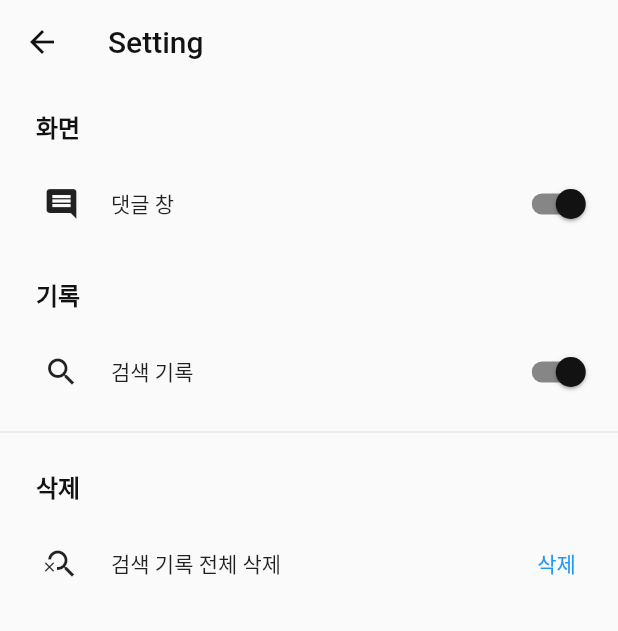
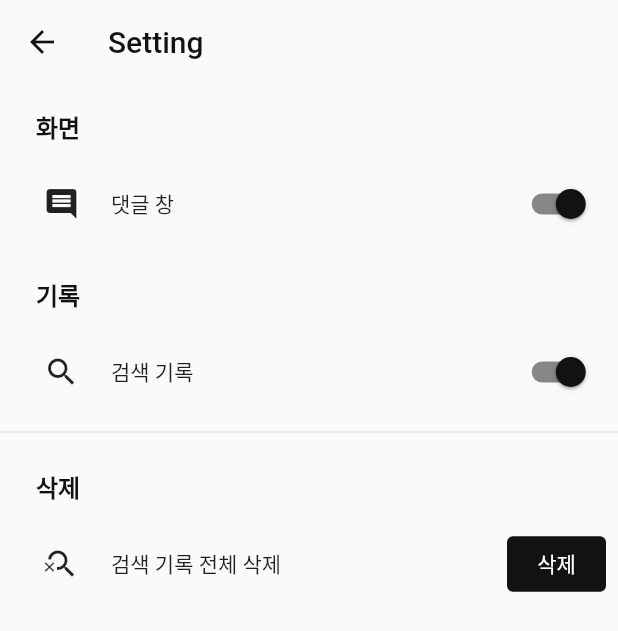
Before and after one commit to negu63/no-recommendation, a Flutter app: the SettingPage screen opened by its route, on a phone screen of 412 x 824 dp. Shown: the top 631 px of the screen. Run offline on Flutter 3.47's test engine with Material 2 defaults, Android fonts, the phone set to English and light mode, and no system bars; our stand-ins replace get, hive, hive_flutter; missing offline and left inert: flutter_inappwebview; accounts and stored records are empty.

Commit message:
chore: 설정 페이지 함수 버튼 색상 변경

```diff
--- a/lib/modules/setting/local_widgets/function_button.dart
+++ b/lib/modules/setting/local_widgets/function_button.dart
@@ -1,5 +1,6 @@
 import 'package:flutter/material.dart';
 import 'package:get/get.dart';
+import 'package:norecommendation/core/theme/color_theme.dart';
 
 class FunctionButton extends StatelessWidget {
   const FunctionButton({
@@ -37,7 +38,16 @@ class FunctionButton extends StatelessWidget {
                   ),
                 );
               },
-              child: Text(label),
+              child: Text(
+                label,
+                style: const TextStyle(
+                  color: Colors.white,
+                ),
+              ),
+              style: TextButton.styleFrom(
+                backgroundColor: darkGrey18,
+                primary: Colors.white,
+              ),
             ),
           ),
         ],
```
